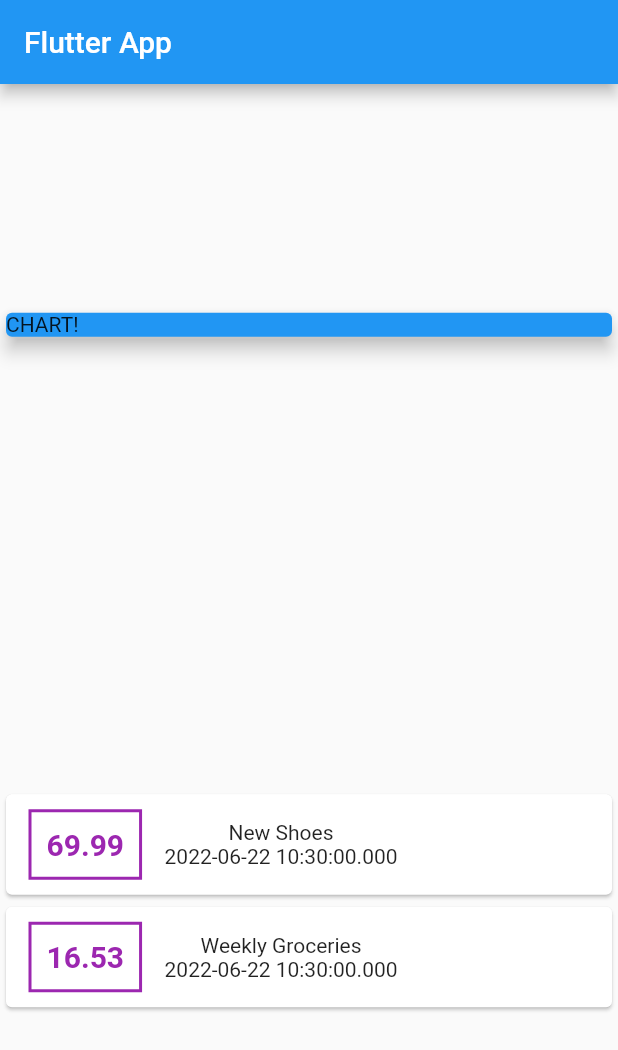
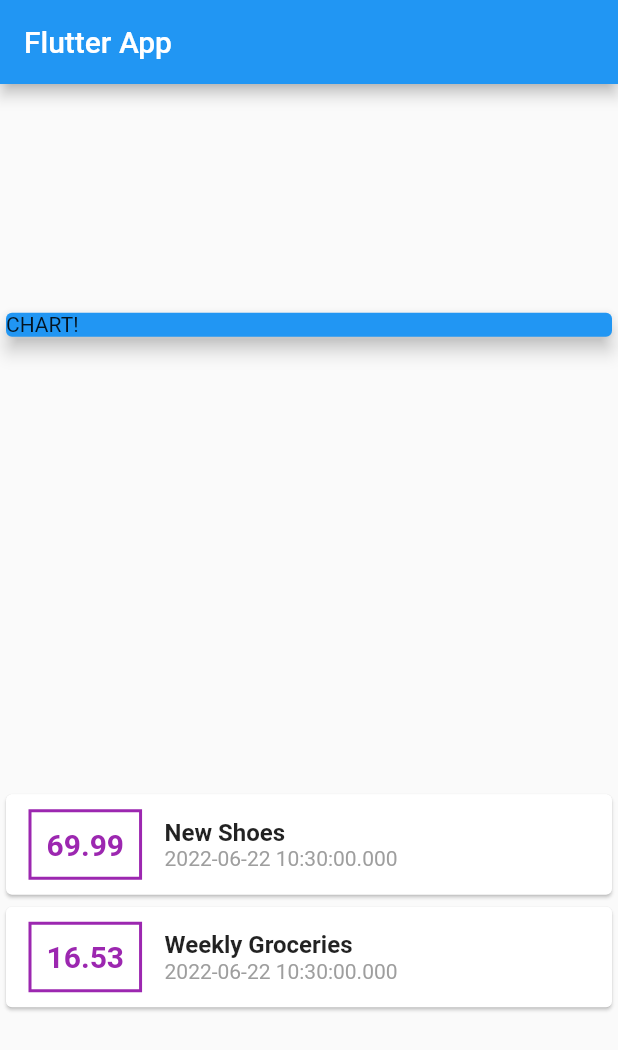
Before and after one commit to Dilman01/personal_expenses, a Flutter app: the screen it shows after launch, on a phone screen of 412 x 824 dp. Shown: the top 1050 px of the screen. Run offline on Flutter 3.47's test engine with Material 2 defaults, Android fonts, the phone set to English and light mode, and no system bars.

Commit message:
More Styling

```diff
--- a/lib/main.dart
+++ b/lib/main.dart
@@ -77,10 +77,20 @@ class MyHomePage extends StatelessWidget {
                       ),
                     ),
                     Column(
+                      crossAxisAlignment: CrossAxisAlignment.start,
                       children: [
-                        Text(tx.title!),
+                        Text(
+                          tx.title!,
+                          style: TextStyle(
+                            fontSize: 16,
+                            fontWeight: FontWeight.bold,
+                          ),
+                        ),
                         Text(
                           tx.date.toString(),
+                          style: TextStyle(
+                            color: Colors.grey,
+                          ),
                         ),
                       ],
                     ),
```
